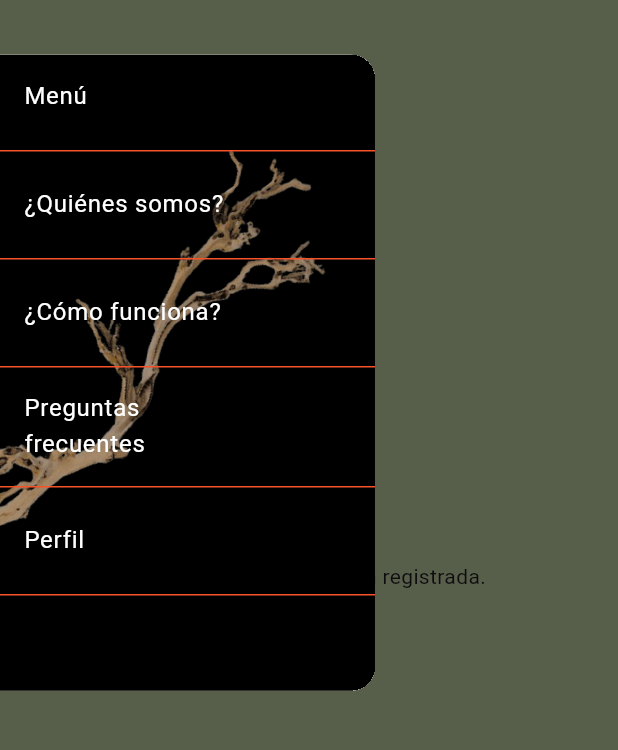
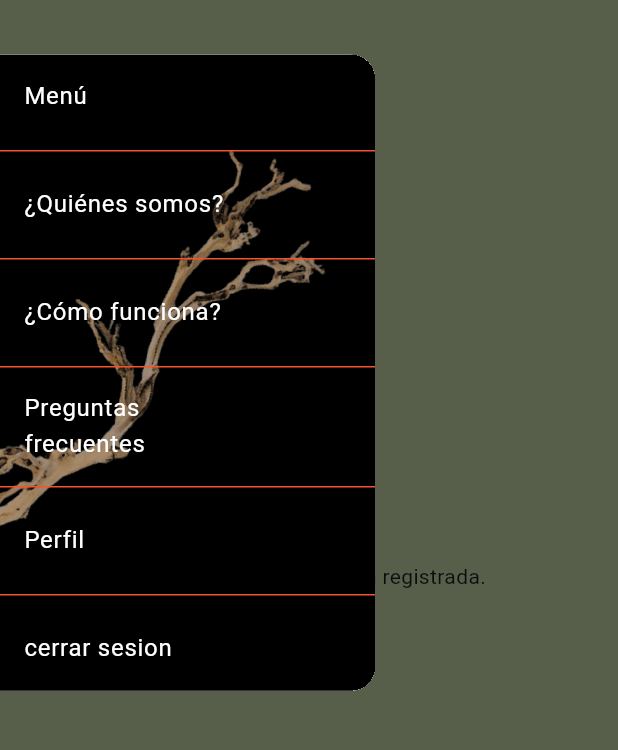
Before and after one commit to LuisMtz139/davidIntegrados, a Flutter app: the DireccionNoEncontrada screen opened directly, with the side drawer open, on a phone screen of 412 x 824 dp, the part 84-834 px from its top. Run offline on Flutter 3.47's test engine with Material 3 defaults, Android fonts, the phone set to English and light mode, and no system bars; our stand-ins replace file_picker, fl_chart, get, multi_select_flutter, shared_preferences; accounts and stored records are empty; network calls fail.

Commit message:
D5c9s3i5=

```diff
--- a/lib/feature/menu/presentation/bar_menu.dart
+++ b/lib/feature/menu/presentation/bar_menu.dart
@@ -7,6 +7,8 @@ import 'package:sazzon/feature/menu/presentation/usuario_menu/presentation/quien
 import 'package:sazzon/feature/menu/presentation/getX/Menu/getMenuCOntroller.dart';
 import 'package:sazzon/feature/user/presentation/pages/recovery_password/presentation/updatepassword.dart';
 import 'package:sazzon/feature/user/presentation/pages/updateUser.dart';
+
+import '../../user/presentation/index.dart';
 
 class BarMenu extends StatefulWidget {
   const BarMenu({super.key});
@@ -43,6 +45,12 @@ class _BarMenuState extends State<BarMenu> {
     Navigator.pushReplacement(
       context,
       MaterialPageRoute(builder: (context) => How()),
+    );
+  }
+   void cerrarsecion(BuildContext context) {
+    Navigator.pushReplacement(
+      context,
+      MaterialPageRoute(builder: (context) => MyHomePage()),
     );
   }
 
@@ -147,6 +155,15 @@ class _BarMenuState extends State<BarMenu> {
                     },
                   ),
                   const Divider(color: Color(0xFFF6532A)),
+                  ListTile(
+                    title: const Text(
+                      'cerrar sesion',
+                      style: TextStyle(color: Colors.white),
+                    ),
+                    onTap: () {
+                      cerrarsecion(context);
+                    },
+                  ),
                 ],
               ),
             ],
```
